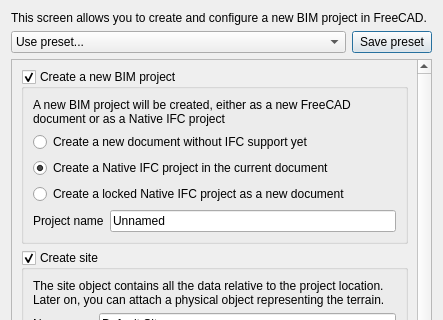
Old version of the form src/Mod/BIM/Resources/ui/dialogProjectManager.ui in the repository snorkel-marlin-repos/FreeCAD_FreeCAD_pr_20321_76a5ccc0-8c20-4db8-a558-6ca29d920c17; both pictures show x 0 to 443 and y 0 to 320 of the 443 by 840 pixel window.
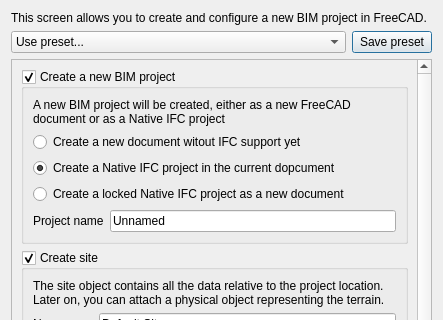
New version of the form. Icons and pictures are not drawn. Custom widgets are drawn as their Qt base class.

The edit to the form file:
```diff
--- a/src/Mod/BIM/Resources/ui/dialogProjectManager.ui
+++ b/src/Mod/BIM/Resources/ui/dialogProjectManager.ui
@@ -114,7 +114,7 @@
                <string>This will create a new FreeCAD document that allows you to build a BIM model, but with no specific IFC structure yet. This is the most flexible option when you start working ona BIM project. You can convert this project to IFC anytime later.</string>
               </property>
               <property name="text">
-               <string>Create a new document without IFC support yet</string>
+               <string>Create a new document witout IFC support yet</string>
               </property>
               <property name="checked">
                <bool>false</bool>
@@ -127,7 +127,7 @@
                <string>This will create an IFC project. All the BIM objects you will add to that IFC project will immediately become IFC objects. This is less flexible, but allows you to stick more strictly to the IFC standard.</string>
               </property>
               <property name="text">
-               <string>Create a Native IFC project in the current document</string>
+               <string>Create a Native IFC project in the current dopcument</string>
               </property>
               <property name="checked">
                <bool>true</bool>
```
Left out of the diff: 6 changed lines with no effect on the pictures.
